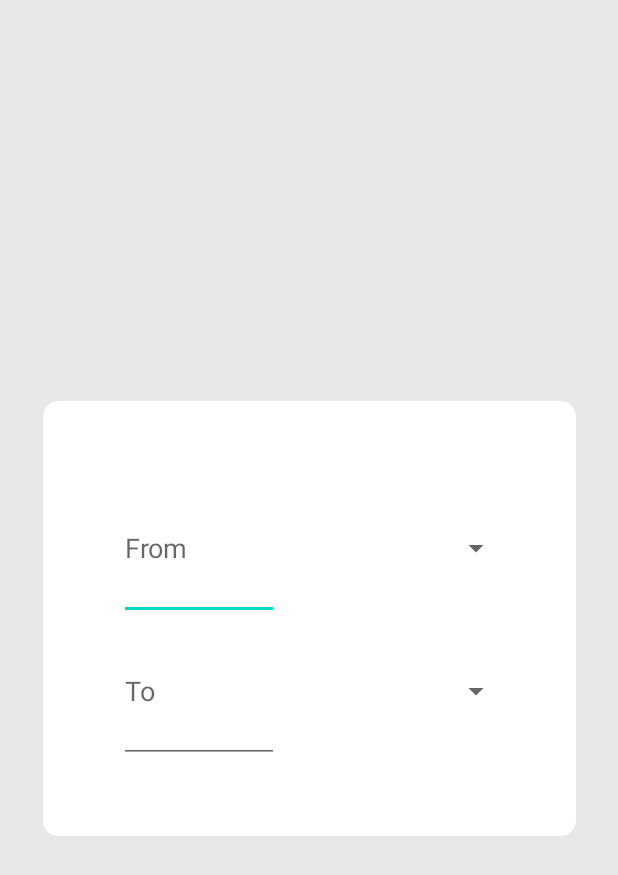
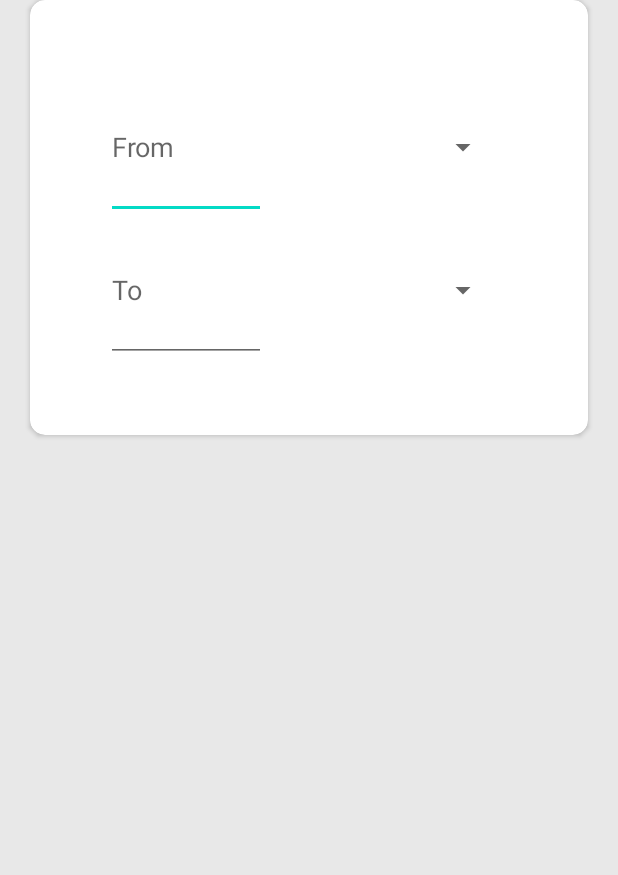
Before and after one commit to aidenlignieres/CP3406-UtilityApp, an Android app: the layout activity_main.xml on its own in the app's theme, with its tools: preview values and no code run, on a phone screen of 412 x 824 dp. Shown: the top 875 px of the screen. Run offline under Robolectric (Android 15) with nearby library versions, the phone set to English and light mode, and no system bars.

Commit message:
Modified move location for cardview (layout)

```diff
--- a/app/src/main/res/layout/activity_main.xml
+++ b/app/src/main/res/layout/activity_main.xml
@@ -9,20 +9,17 @@
     android:background="#E8E8E8">
 
     <androidx.cardview.widget.CardView
-        android:layout_width="355dp"
+        android:layout_width="0dp"
         android:layout_height="290dp"
         android:layout_centerInParent="true"
         android:layout_margin="20dp"
         android:layout_marginStart="40dp"
-        android:layout_marginTop="500dp"
         android:layout_marginEnd="40dp"
-        android:layout_marginBottom="500dp"
         app:cardCornerRadius="10dp"
-        app:layout_constraintBottom_toBottomOf="parent"
         app:layout_constraintEnd_toEndOf="parent"
         app:layout_constraintStart_toStartOf="parent"
-        app:layout_constraintTop_toTopOf="parent"
-        tools:ignore="MissingConstraints">
+        tools:ignore="MissingConstraints"
+        tools:layout_editor_absoluteY="58dp">
 
         <LinearLayout
             android:id="@+id/ll_parent"
@@ -31,14 +28,18 @@
             android:layout_centerInParent="true"
             android:layout_margin="30dp"
             android:gravity="center"
-            android:orientation="vertical">
+            android:orientation="vertical"
+            tools:layout_editor_absoluteX="-73dp"
+            tools:layout_editor_absoluteY="216dp">
 
             <LinearLayout
                 android:id="@+id/ll_firstConversion"
                 android:layout_width="262dp"
                 android:layout_height="95dp"
                 android:gravity="center_vertical"
-                android:orientation="horizontal">
+                android:orientation="horizontal"
+                tools:layout_editor_absoluteX="-53dp"
+                tools:layout_editor_absoluteY="237dp">
 
                 <EditText
                     android:id="@+id/et_firstConversion"
@@ -48,14 +49,18 @@
                     android:ems="5"
                     android:hint="@string/from"
                     android:inputType="number"
-                    tools:ignore="DuplicateSpeakableTextCheck" />
+                    tools:ignore="DuplicateSpeakableTextCheck"
+                    tools:layout_editor_absoluteX="-53dp"
+                    tools:layout_editor_absoluteY="237dp" />
 
                 <Spinner
                     android:id="@+id/spinner_firstConversion"
                     android:layout_width="match_parent"
                     android:layout_height="match_parent"
                     android:contentDescription="@string/from"
-                    tools:ignore="DuplicateSpeakableTextCheck" />
+                    tools:ignore="DuplicateSpeakableTextCheck"
+                    tools:layout_editor_absoluteX="52dp"
+                    tools:layout_editor_absoluteY="237dp" />
 
             </LinearLayout>
 
@@ -64,7 +69,9 @@
                 android:layout_width="262dp"
                 android:layout_height="95dp"
                 android:gravity="center_vertical"
-                android:orientation="horizontal">
+                android:orientation="horizontal"
+                tools:layout_editor_absoluteX="-53dp"
+                tools:layout_editor_absoluteY="332dp">
 
                 <EditText
                     android:id="@+id/et_secondConversion"
@@ -74,13 +81,17 @@
                     android:ems="5"
                     android:hint="@string/to"
                     android:inputType="number"
-                    tools:ignore="DuplicateSpeakableTextCheck" />
+                    tools:ignore="DuplicateSpeakableTextCheck"
+                    tools:layout_editor_absoluteX="-53dp"
+                    tools:layout_editor_absoluteY="332dp" />
 
                 <Spinner
                     android:id="@+id/spinner_secondConversion"
                     android:layout_width="match_parent"
                     android:layout_height="match_parent"
-                    android:contentDescription="@string/to" />
+                    android:contentDescription="@string/to"
+                    tools:layout_editor_absoluteX="52dp"
+                    tools:layout_editor_absoluteY="332dp" />
 
             </LinearLayout>
 
```
